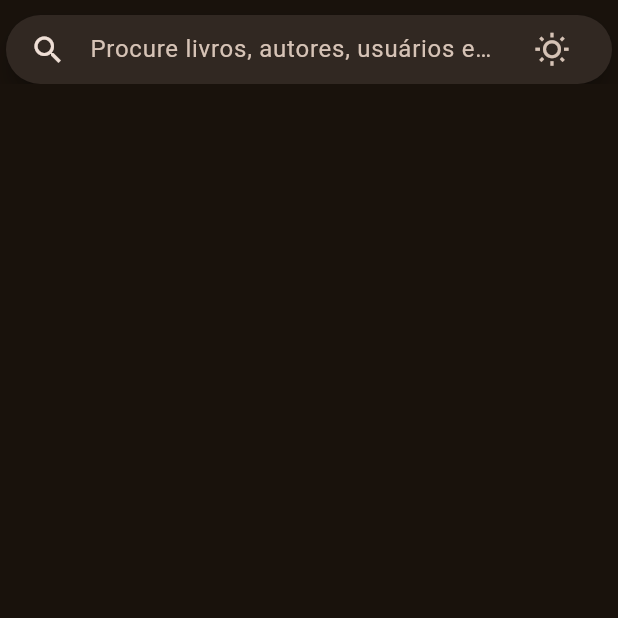
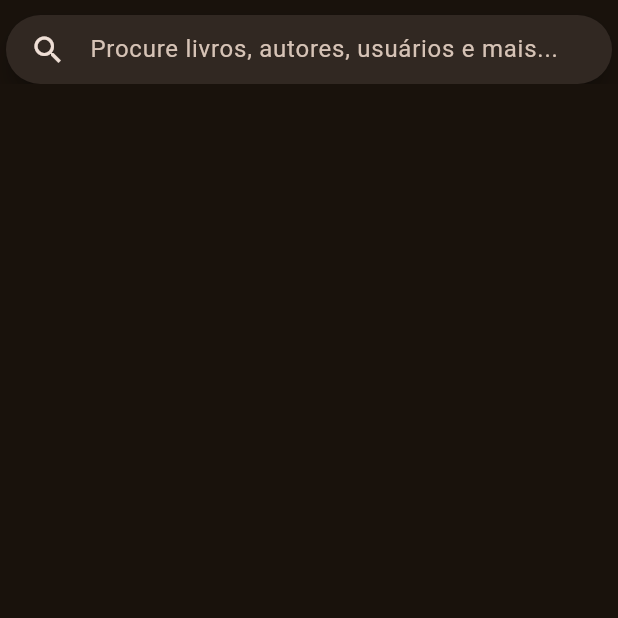
Before and after one commit to mayhmemo/cultbase, a Flutter app: the screen it shows after launch, item 2 of the bottom bar chosen, on a phone screen of 412 x 824 dp, the top half of it. Run offline on Flutter 3.47's test engine with Material 2 defaults, Android fonts, the phone set to English and light mode, and no system bars.

Commit message:
refactor: removed unused item

```diff
--- a/lib/pages/components/search_bar.dart
+++ b/lib/pages/components/search_bar.dart
@@ -23,17 +23,6 @@ class _SearchBarAppState extends State<SearchBarApp> {
           controller.openView();
         },
         leading: const Icon(Icons.search),
-        trailing: <Widget>[
-          Tooltip(
-            message: 'Change brightness mode',
-            child: IconButton(
-              isSelected: false,
-              onPressed: () {},
-              icon: const Icon(Icons.wb_sunny_outlined),
-              selectedIcon: const Icon(Icons.brightness_2_outlined),
-            ),
-          )
-        ],
         hintText: 'Procure livros, autores, usuários e mais...',
       );
     }, suggestionsBuilder: (BuildContext context, SearchController controller) {
```
